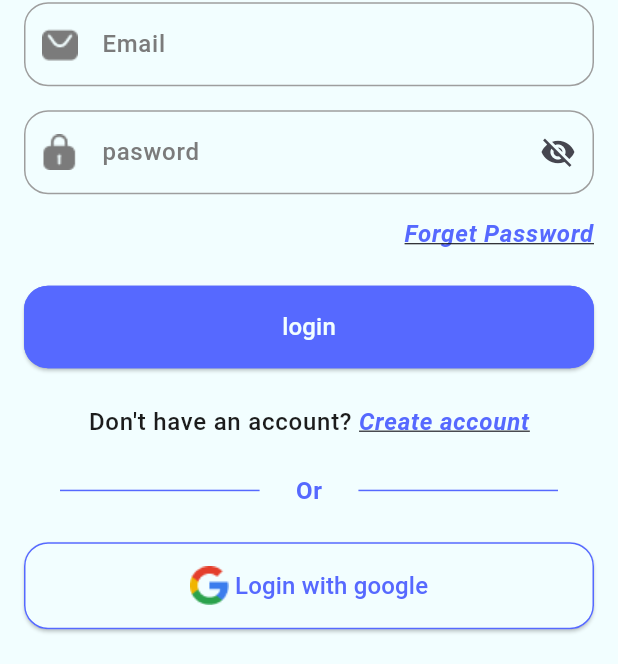
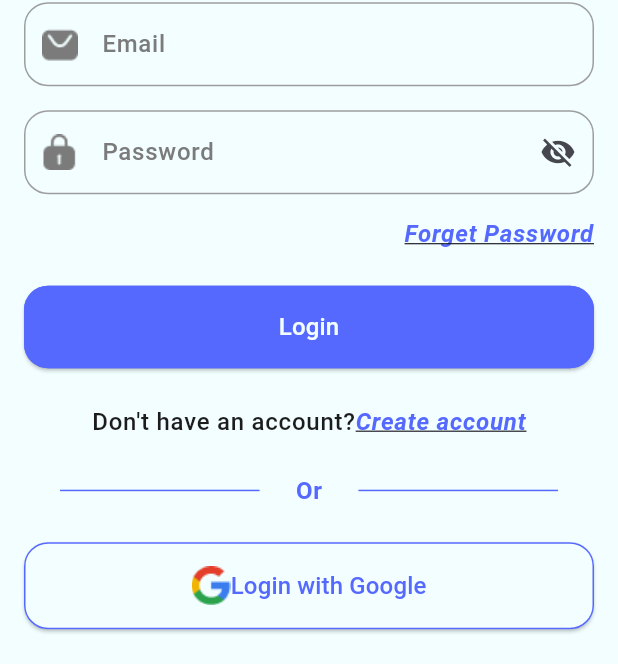
Before and after one commit to mohammedkhattab2/evently, a Flutter app: the screen it shows after launch, on a phone screen of 412 x 824 dp. Shown: the part 305-969 px from the top of the screen. Run offline on Flutter 3.47's test engine with Material 3 defaults, Android fonts, the phone set to English and light mode, and no system bars.

Commit message:
translate app

````diff
--- /dev/null
+++ b/l10n.yaml
@@ -0,0 +1,3 @@
+arb-dir: lib/l10n
+template-arb-file: app_en.arb
+output-localization-file: app_localizations.dart
--- /dev/null
+++ b/lib/l10n/app_en.arb
@@ -0,0 +1,11 @@
+{
+
+  "email": "Email",
+  "password": "Password",
+  "forgetPassword": "Forget Password",
+  "login": "Login",
+  "dontHaveAccount": "Don't have an account?",
+  "createAccount": "Create account",
+  "or": "Or",
+  "loginWithGoogle": "Login with Google"
+}
--- /dev/null
+++ b/lib/l10n/app_localizations.dart
@@ -0,0 +1,182 @@
+import 'dart:async';
+
+import 'package:flutter/foundation.dart';
+import 'package:flutter/widgets.dart';
+import 'package:flutter_localizations/flutter_localizations.dart';
+import 'package:intl/intl.dart' as intl;
+
+import 'app_localizations_ar.dart';
+import 'app_localizations_en.dart';
+
+// ignore_for_file: type=lint
+
+/// Callers can lookup localized strings with an instance of AppLocalizations
+/// returned by `AppLocalizations.of(context)`.
+///
+/// Applications need to include `AppLocalizations.delegate()` in their app's
+/// `localizationDelegates` list, and the locales they support in the app's
+/// `supportedLocales` list. For example:
+///
+/// ```dart
+/// import 'l10n/app_localizations.dart';
+///
+/// return MaterialApp(
+///   localizationsDelegates: AppLocalizations.localizationsDelegates,
+///   supportedLocales: AppLocalizations.supportedLocales,
+///   home: MyApplicationHome(),
+/// );
+/// ```
+///
+/// ## Update pubspec.yaml
+///
+/// Please make sure to update your pubspec.yaml to include the following
+/// packages:
+///
+/// ```yaml
+/// dependencies:
+///   # Internationalization support.
+///   flutter_localizations:
+///     sdk: flutter
+///   intl: any # Use the pinned version from flutter_localizations
+///
+///   # Rest of dependencies
+/// ```
+///
+/// ## iOS Applications
+///
+/// iOS applications define key application metadata, including supported
+/// locales, in an Info.plist file that is built into the application bundle.
+/// To configure the locales supported by your app, you’ll need to edit this
+/// file.
+///
+/// First, open your project’s ios/Runner.xcworkspace Xcode workspace file.
+/// Then, in the Project Navigator, open the Info.plist file under the Runner
+/// project’s Runner folder.
+///
+/// Next, select the Information Property List item, select Add Item from the
+/// Editor menu, then select Localizations from the pop-up menu.
+///
+/// Select and expand the newly-created Localizations item then, for each
+/// locale your application supports, add a new item and select the locale
+/// you wish to add from the pop-up menu in the Value field. This list should
+/// be consistent with the languages listed in the AppLocalizations.supportedLocales
+/// property.
+abstract class AppLocalizations {
+  AppLocalizations(String locale)
+    : localeName = intl.Intl.canonicalizedLocale(locale.toString());
+
+  final String localeName;
+
+  static AppLocalizations? of(BuildContext context) {
+    return Localizations.of<AppLocalizations>(context, AppLocalizations);
+  }
+
+  static const LocalizationsDelegate<AppLocalizations> delegate =
+      _AppLocalizationsDelegate();
+
+  /// A list of this localizations delegate along with the default localizations
+  /// delegates.
+  ///
+  /// Returns a list of localizations delegates containing this delegate along with
+  /// GlobalMaterialLocalizations.delegate, GlobalCupertinoLocalizations.delegate,
+  /// and GlobalWidgetsLocalizations.delegate.
+  ///
+  /// Additional delegates can be added by appending to this list in
+  /// MaterialApp. This list does not have to be used at all if a custom list
+  /// of delegates is preferred or required.
+  static const List<LocalizationsDelegate<dynamic>> localizationsDelegates =
+      <LocalizationsDelegate<dynamic>>[
+        delegate,
+        GlobalMaterialLocalizations.delegate,
+        GlobalCupertinoLocalizations.delegate,
+        GlobalWidgetsLocalizations.delegate,
+      ];
+
+  /// A list of this localizations delegate's supported locales.
+  static const List<Locale> supportedLocales = <Locale>[
+    Locale('ar'),
+    Locale('en'),
+  ];
+
+  /// No description provided for @email.
+  ///
+  /// In en, this message translates to:
+  /// **'Email'**
+  String get email;
+
+  /// No description provided for @password.
+  ///
+  /// In en, this message translates to:
+  /// **'Password'**
+  String get password;
+
+  /// No description provided for @forgetPassword.
+  ///
+  /// In en, this message translates to:
+  /// **'Forget Password'**
+  String get forgetPassword;
+
+  /// No description provided for @login.
+  ///
+  /// In en, this message translates to:
+  /// **'Login'**
+  String get login;
+
+  /// No description provided for @dontHaveAccount.
+  ///
+  /// In en, this message translates to:
+  /// **'Don\'t have an account?'**
+  String get dontHaveAccount;
+
+  /// No description provided for @createAccount.
+  ///
+  /// In en, this message translates to:
+  /// **'Create account'**
+  String get createAccount;
+
+  /// No description provided for @or.
+  ///
+  /// In en, this message translates to:
+  /// **'Or'**
+  String get or;
+
+  /// No description provided for @loginWithGoogle.
+  ///
+  /// In en, this message translates to:
+  /// **'Login with Google'**
+  String get loginWithGoogle;
+}
+
+class _AppLocalizationsDelegate
+    extends LocalizationsDelegate<AppLocalizations> {
+  const _AppLocalizationsDelegate();
+
+  @override
+  Future<AppLocalizations> load(Locale locale) {
+    return SynchronousFuture<AppLocalizations>(lookupAppLocalizations(locale));
+  }
+
+  @override
+  bool isSupported(Locale locale) =>
+      <String>['ar', 'en'].contains(locale.languageCode);
+
+  @override
+  bool shouldReload(_AppLocalizationsDelegate old) => false;
+}
+
+AppLocalizations lookupAppLocalizations(Locale locale) {
+  // Lookup logic when only language code is specified.
+  switch (locale.languageCode) {
+    case 'ar':
+      return AppLocalizationsAr();
+    case 'en':
+      return AppLocalizationsEn();
+  }
+
+  throw FlutterError(
+    'AppLocalizations.delegate failed to load unsupported locale "$locale". This is likely '
+    'an issue with the localizations generation tool. Please file an issue '
+    'on GitHub with a reproducible sample app and the gen-l10n configuration '
+    'that was used.',
+  );
+}
--- a/lib/main.dart
+++ b/lib/main.dart
@@ -1,6 +1,8 @@
+import 'package:evently/l10n/app_localizations.dart';
 import 'package:evently/ui/screens/splash/splash.dart';
 import 'package:evently/ui/utills/apptheme.dart';
 import 'package:flutter/material.dart';
+import 'package:flutter_localizations/flutter_localizations.dart';
 
 void main() {
   runApp(const MyApp());
@@ -14,7 +16,19 @@ class MyApp extends StatelessWidget {
     return MaterialApp(
       theme: AppTheme.lightTheme,
       darkTheme: AppTheme.darkTheme,
+      locale: Locale("en"),
+      localizationsDelegates: [
+        AppLocalizations.delegate, // Add this line
+        GlobalMaterialLocalizations.delegate,
+        GlobalWidgetsLocalizations.delegate,
+        GlobalCupertinoLocalizations.delegate,
+      ],
+      supportedLocales: [
+        Locale('en'), // English
+        Locale('es'), // Spanish
+      ],
       home: Splash(),
+
     );
   }
 }
--- a/lib/ui/screens/login/login.dart
+++ b/lib/ui/screens/login/login.dart
@@ -1,3 +1,4 @@
+import 'package:evently/l10n/app_localizations.dart';
 import 'package:evently/ui/utills/appassets.dart';
 import 'package:evently/ui/utills/appcolor.dart';
 import 'package:evently/ui/widgets/custom_botton.dart';
@@ -12,8 +13,10 @@ class Login extends StatefulWidget {
 }
 
 class _LoginState extends State<Login> {
+  late AppLocalizations l10n;
   @override
   Widget build(BuildContext context) {
+    l10n = AppLocalizations.of(context)!;
     return SafeArea(
       child: Scaffold(
         body: Padding(
@@ -46,48 +49,66 @@ class _LoginState extends State<Login> {
     );
   }
 
-  Widget buildapplogo(BuildContext context) => Image.asset(Appassets.appVerticalLogo,
-  height: MediaQuery.of(context).size.height * 0.2,
+  Widget buildapplogo(BuildContext context) => Image.asset(
+    Appassets.appVerticalLogo,
+    height: MediaQuery.of(context).size.height * 0.2,
   );
 
   Widget buildEmailTextField() => Container(
-    child: CustomTextField(hint: "Email", prefixicon: Appassets.icEmail),
+    child: CustomTextField(hint: l10n.email, prefixicon: Appassets.icEmail),
   );
 
   Widget buildPasswordTextField() => Container(
     child: CustomTextField(
-      hint: "pasword",
+      hint: l10n.password,
       prefixicon: Appassets.icpassword,
       isPassword: true,
     ),
   );
 
-  Widget buildForgetPasswordText(BuildContext context) => Text("Forget Password", textAlign: TextAlign.end,
-  style: Theme.of(context).textTheme.labelMedium!.copyWith(
-    fontStyle: FontStyle.italic, decoration: TextDecoration.underline));
+  Widget buildForgetPasswordText(BuildContext context) => Text(
+    l10n.forgetPassword,
+    textAlign: TextAlign.end,
+    style: Theme.of(context).textTheme.labelMedium!.copyWith(
+      fontStyle: FontStyle.italic,
+      decoration: TextDecoration.underline,
+    ),
+  );
 
-  Widget buildLoginbutton() => CustomBotton(text: "login", onClick:(){});
+  Widget buildLoginbutton() => CustomBotton(text: l10n.login, onClick: () {});
 
   Widget buildSignupText() => Row(
     mainAxisAlignment: MainAxisAlignment.center,
     children: [
-      Text("Don't have an account? ", style: Theme.of(context).textTheme.labelSmall,),
-      Text("Create account", style: Theme.of(context).textTheme.labelMedium!.copyWith(fontStyle: FontStyle.italic, decoration: TextDecoration.underline),)
+      Text(
+        AppLocalizations.of(context)!.dontHaveAccount,
+        style: Theme.of(context).textTheme.labelSmall,
+      ),
+      Text(
+        AppLocalizations.of(context)!.createAccount,
+        style: Theme.of(context).textTheme.labelMedium!.copyWith(
+          fontStyle: FontStyle.italic,
+          decoration: TextDecoration.underline,
+        ),
+      ),
     ],
   );
 
   Widget builldOrRow() => Row(
     children: [
-      Expanded(child: Divider(indent: 24,endIndent: 24,)),
-      Text("Or", style: Theme.of(context).textTheme.labelMedium,),
-      Expanded(child: Divider(indent: 24,endIndent: 24,))
+      Expanded(child: Divider(indent: 24, endIndent: 24)),
+      Text(l10n.or, style: Theme.of(context).textTheme.labelMedium),
+      Expanded(child: Divider(indent: 24, endIndent: 24)),
     ],
   );
 
-  Widget buildGoogleLogin() => CustomBotton(text: " Login with google", onClick:(){},
-   icon: Image.asset(Appassets.icgoogle),
-    backGroundcolor: Appcolor.white, textColor: Appcolor.blue,);
-
+  Widget buildGoogleLogin() => CustomBotton(
+    text: l10n.loginWithGoogle,
+    onClick: () {},
+    icon: Image.asset(Appassets.icgoogle),
+    backGroundcolor: Appcolor.white,
+    textColor: Appcolor.blue,
+  );
 
   Widget buildLanguageToggle() => Center(
     child: Container(
@@ -95,15 +116,14 @@ class _LoginState extends State<Login> {
       decoration: BoxDecoration(
         color: Appcolor.white,
         borderRadius: BorderRadius.circular(40),
-        border: Border.all(color: Appcolor.blue , width: 2)
-
+        border: Border.all(color: Appcolor.blue, width: 2),
       ),
       child: Row(
         mainAxisSize: MainAxisSize.min,
         children: [
           Image.asset(Appassets.usaflag),
-          SizedBox(width: 4,),
-          Image.asset(Appassets.egFlag)
+          SizedBox(width: 4),
+          Image.asset(Appassets.egFlag),
         ],
       ),
     ),
--- a/pubspec.yaml
+++ b/pubspec.yaml
@@ -35,6 +35,9 @@ dependencies:
   # Use with the CupertinoIcons class for iOS style icons.
   cupertino_icons: ^1.0.8
   flutter_svg: ^2.2.1
+  flutter_localizations:
+    sdk: flutter
+  intl: any
 
 dev_dependencies:
   flutter_test:
@@ -52,6 +55,8 @@ dev_dependencies:
 
 # The following section is specific to Flutter packages.
 flutter:
+  generate: true
+
 
   # The following line ensures that the Material Icons font is
   # included with your application, so that you can use the icons in
````
Also changed, not shown: lib/l10n/app_ar.arb (added, +12 -0 lines), lib/l10n/app_localizations_ar.dart (added, +34 -0 lines), lib/l10n/app_localizations_en.dart (added, +34 -0 lines), pubspec.lock.
